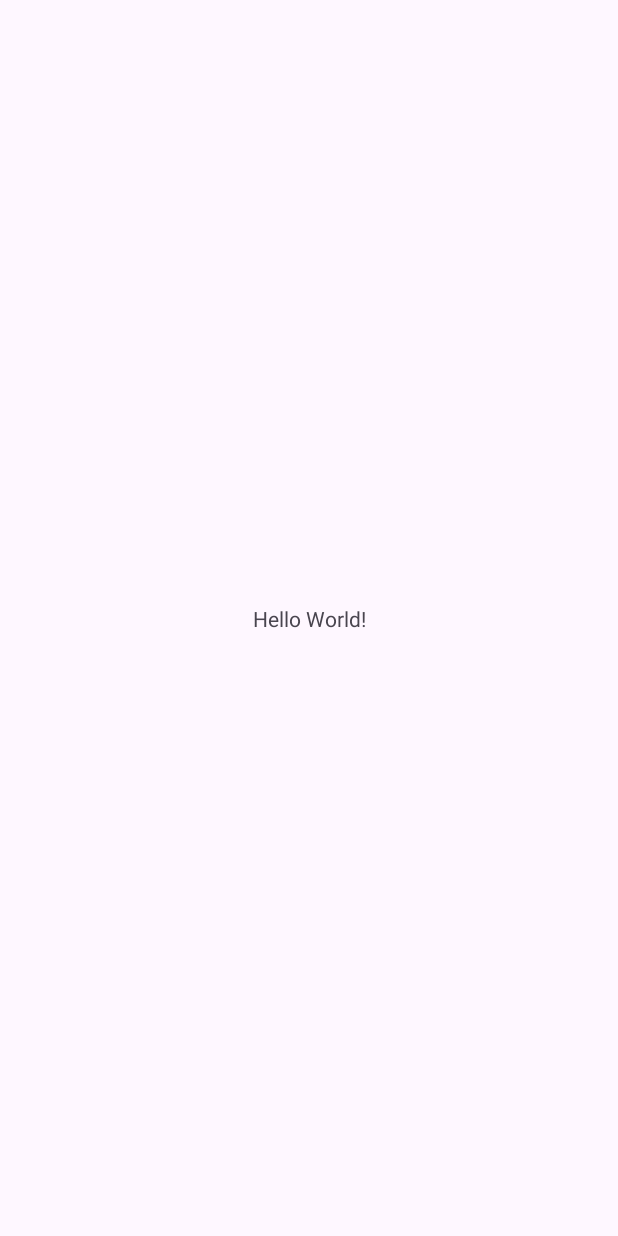
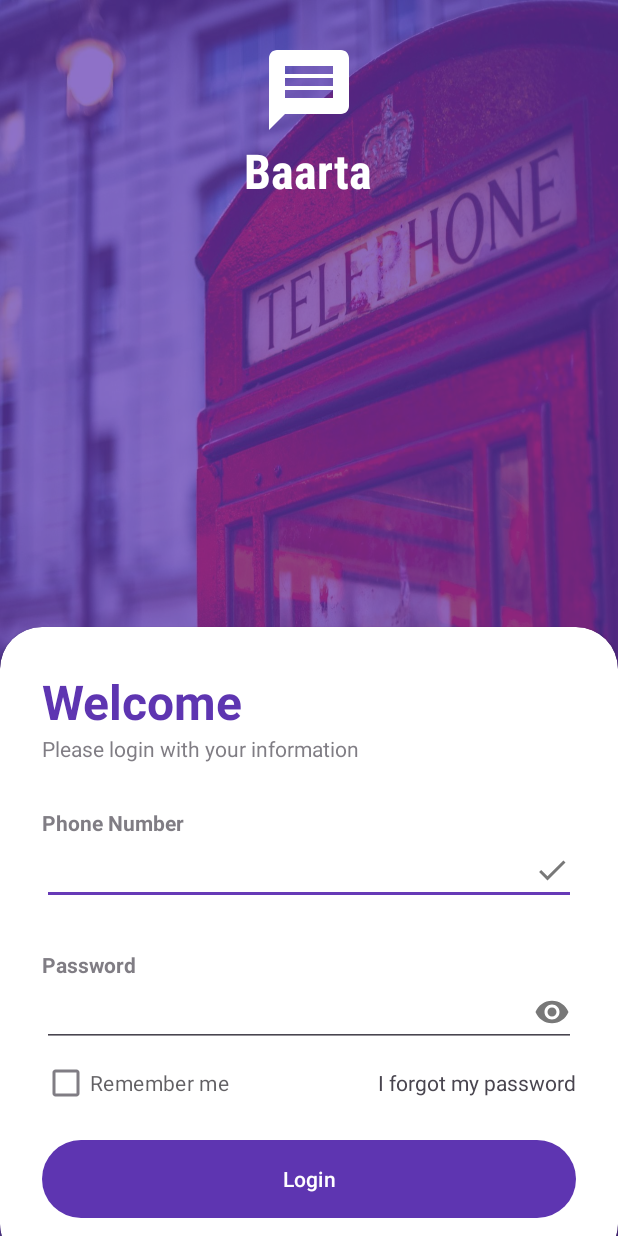
Before and after one commit to RakibHasan106/Barta_a_Messenger_App, an Android app: the screen it shows after launch (MainActivity before the commit, LoginPageActivity after it), on a phone screen of 412 x 824 dp. Before the commit the screen is almost empty. Run offline under Robolectric (Android 15) with nearby library versions, the phone set to English and light mode, and no system bars.

Commit message:
login page UI created

```diff
--- a/app/src/main/AndroidManifest.xml
+++ b/app/src/main/AndroidManifest.xml
@@ -13,7 +13,7 @@
         android:theme="@style/Theme.Barta_a_Messenger_App"
         tools:targetApi="31">
         <activity
-            android:name=".MainActivity"
+            android:name=".LoginPageActivity"
             android:exported="true">
             <intent-filter>
                 <action android:name="android.intent.action.MAIN" />
--- a/app/src/main/java/com/example/barta_a_messenger_app/MainActivity.java
+++ b/app/src/main/java/com/example/barta_a_messenger_app/LoginPageActivity.java
@@ -4,11 +4,11 @@ import androidx.appcompat.app.AppCompatActivity;
 
 import android.os.Bundle;
 
-public class MainActivity extends AppCompatActivity {
+public class LoginPageActivity extends AppCompatActivity {
 
     @Override
     protected void onCreate(Bundle savedInstanceState) {
         super.onCreate(savedInstanceState);
-        setContentView(R.layout.activity_main);
+        setContentView(R.layout.activity_login_page);
     }
 }
--- /dev/null
+++ b/app/src/main/res/drawable/done_icon.xml
@@ -0,0 +1,5 @@
+<vector android:height="24dp" android:tint="#787878"
+    android:viewportHeight="24" android:viewportWidth="24"
+    android:width="24dp" xmlns:android="http://schemas.android.com/apk/res/android">
+    <path android:fillColor="@android:color/white" android:pathData="M9,16.2L4.8,12l-1.4,1.4L9,19 21,7l-1.4,-1.4L9,16.2z"/>
+</vector>
--- /dev/null
+++ b/app/src/main/res/drawable/message_icon.xml
@@ -0,0 +1,5 @@
+<vector android:autoMirrored="true" android:height="64dp"
+    android:tint="#FFFFFF" android:viewportHeight="24"
+    android:viewportWidth="24" android:width="64dp" xmlns:android="http://schemas.android.com/apk/res/android">
+    <path android:fillColor="@android:color/white" android:pathData="M20,2L4,2c-1.1,0 -1.99,0.9 -1.99,2L2,22l4,-4h14c1.1,0 2,-0.9 2,-2L22,4c0,-1.1 -0.9,-2 -2,-2zM18,14L6,14v-2h12v2zM18,11L6,11L6,9h12v2zM18,8L6,8L6,6h12v2z"/>
+</vector>
--- /dev/null
+++ b/app/src/main/res/drawable/password_icon.xml
@@ -0,0 +1,5 @@
+<vector android:height="24dp" android:tint="#787878"
+    android:viewportHeight="24" android:viewportWidth="24"
+    android:width="24dp" xmlns:android="http://schemas.android.com/apk/res/android">
+    <path android:fillColor="@android:color/white" android:pathData="M12,4.5C7,4.5 2.73,7.61 1,12c1.73,4.39 6,7.5 11,7.5s9.27,-3.11 11,-7.5c-1.73,-4.39 -6,-7.5 -11,-7.5zM12,17c-2.76,0 -5,-2.24 -5,-5s2.24,-5 5,-5 5,2.24 5,5 -2.24,5 -5,5zM12,9c-1.66,0 -3,1.34 -3,3s1.34,3 3,3 3,-1.34 3,-3 -1.34,-3 -3,-3z"/>
+</vector>
--- /dev/null
+++ b/app/src/main/res/layout/activity_login_page.xml
@@ -0,0 +1,135 @@
+<?xml version="1.0" encoding="utf-8"?>
+<RelativeLayout xmlns:android="http://schemas.android.com/apk/res/android"
+    xmlns:app="http://schemas.android.com/apk/res-auto"
+    xmlns:tools="http://schemas.android.com/tools"
+    android:layout_width="match_parent"
+    android:layout_height="match_parent"
+    android:background="@drawable/background"
+    tools:context=".LoginPageActivity">
+
+    <RelativeLayout
+        android:layout_width="match_parent"
+        android:layout_height="match_parent"
+        android:background="@color/my_primary"
+        android:alpha=".7"/>
+    <LinearLayout
+        android:layout_width="match_parent"
+        android:layout_height="wrap_content"
+        android:orientation="vertical"
+        android:gravity="center"
+        android:padding="28dp">
+
+        <ImageView
+            android:layout_width="wrap_content"
+            android:layout_height="wrap_content"
+            android:src="@drawable/message_icon"/>
+
+            <TextView
+                android:layout_width="wrap_content"
+                android:layout_height="wrap_content"
+                android:text="Baarta"
+                android:textStyle="bold"
+                android:fontFamily="sans-serif-condensed-medium"
+                android:textSize="32sp"
+                android:textColor="@color/white"/>
+
+
+    </LinearLayout>
+
+    <androidx.cardview.widget.CardView
+        android:layout_width="match_parent"
+        android:layout_height="wrap_content"
+        android:layout_alignParentBottom="true"
+        app:cardCornerRadius="28dp"
+        android:layout_marginBottom="-20dp"
+        >
+
+        <LinearLayout
+            android:layout_width="match_parent"
+            android:layout_height="wrap_content"
+            android:orientation="vertical"
+            android:padding="28dp">
+
+            <TextView
+                android:layout_width="wrap_content"
+                android:layout_height="wrap_content"
+                android:text="Welcome"
+                android:textColor="@color/my_primary"
+                android:textSize="32sp"
+                android:textStyle="bold"/>
+
+            <TextView
+                android:layout_width="wrap_content"
+                android:layout_height="wrap_content"
+                android:text="Please login with your information"
+                android:alpha="0.7"/>
+
+            <View
+                android:layout_width="wrap_content"
+                android:layout_height="30dp"/>
+
+            <TextView
+                android:layout_width="wrap_content"
+                android:layout_height="wrap_content"
+                android:text="Phone Number"
+                android:alpha="0.7"
+                android:textStyle="bold"/>
+
+            <EditText
+                android:layout_width="match_parent"
+                android:layout_height="wrap_content"
+                android:inputType="phone"
+                android:drawableEnd="@drawable/done_icon"/>
+
+            <View
+                android:layout_width="wrap_content"
+                android:layout_height="30dp"/>
+
+            <TextView
+                android:layout_width="wrap_content"
+                android:layout_height="wrap_content"
+                android:text="Password"
+                android:alpha="0.7"
+                android:textStyle="bold"/>
+
+            <EditText
+                android:layout_width="match_parent"
+                android:layout_height="wrap_content"
+                android:inputType="textPassword"
+                android:drawableEnd="@drawable/password_icon"/>
+
+            <RelativeLayout
+                android:layout_width="match_parent"
+                android:layout_height="wrap_content">
+
+                <CheckBox
+                    android:layout_width="wrap_content"
+                    android:layout_height="wrap_content"
+                    android:text="Remember me"
+                    android:layout_centerVertical="true"
+                    android:alpha="0.7"/>
+                <TextView
+                    android:layout_width="wrap_content"
+                    android:layout_height="wrap_content"
+                    android:text="I forgot my password"
+                    android:layout_alignParentEnd="true"
+                    android:layout_centerVertical="true"/>
+
+            </RelativeLayout>
+
+            <View
+                android:layout_width="wrap_content"
+                android:layout_height="10dp"/>
+
+            <com.google.android.material.button.MaterialButton
+                android:layout_width="match_parent"
+                android:layout_height="60dp"
+                android:text="Login"
+                app:cornerRadius="32dp"/>
+
+        </LinearLayout>
+
+    </androidx.cardview.widget.CardView>
+
+
+</RelativeLayout>
--- a/app/src/main/res/layout/activity_main.xml
+++ /dev/null
@@ -1,18 +0,0 @@
-<?xml version="1.0" encoding="utf-8"?>
-<androidx.constraintlayout.widget.ConstraintLayout xmlns:android="http://schemas.android.com/apk/res/android"
-    xmlns:app="http://schemas.android.com/apk/res-auto"
-    xmlns:tools="http://schemas.android.com/tools"
-    android:layout_width="match_parent"
-    android:layout_height="match_parent"
-    tools:context=".MainActivity">
-
-    <TextView
-        android:layout_width="wrap_content"
-        android:layout_height="wrap_content"
-        android:text="Hello World!"
-        app:layout_constraintBottom_toBottomOf="parent"
-        app:layout_constraintEnd_toEndOf="parent"
-        app:layout_constraintStart_toStartOf="parent"
-        app:layout_constraintTop_toTopOf="parent" />
-
-</androidx.constraintlayout.widget.ConstraintLayout>
--- a/app/src/main/res/values/colors.xml
+++ b/app/src/main/res/values/colors.xml
@@ -2,4 +2,7 @@
 <resources>
     <color name="black">#FF000000</color>
     <color name="white">#FFFFFFFF</color>
+
+    <color name="my_primary">#5E35B1</color>
+    <color name="my_secondary">#673AB7</color>
 </resources>
--- a/app/src/main/res/values/themes.xml
+++ b/app/src/main/res/values/themes.xml
@@ -1,8 +1,20 @@
 <resources xmlns:tools="http://schemas.android.com/tools">
     <!-- Base application theme. -->
     <style name="Base.Theme.Barta_a_Messenger_App" parent="Theme.Material3.DayNight.NoActionBar">
+        <item name="colorPrimary">@color/my_primary</item>
+        <item name="colorPrimaryVariant">@color/my_primary</item>
+        <item name="colorOnPrimary">@color/white</item>
+
+        <!-- Secondary brand color. -->
+        <item name="colorSecondary">@color/my_secondary</item>
+        <item name="colorSecondaryVariant">@color/my_secondary</item>
+        <item name="colorOnSecondary">@color/black</item>
+
+        <item name="android:statusBarColor">@color/my_primary</item>
+
         <!-- Customize your light theme here. -->
         <!-- <item name="colorPrimary">@color/my_light_primary</item> -->
+
     </style>
 
     <style name="Theme.Barta_a_Messenger_App" parent="Base.Theme.Barta_a_Messenger_App" />
--- a/build.gradle
+++ b/build.gradle
@@ -1,4 +1,4 @@
 // Top-level build file where you can add configuration options common to all sub-projects/modules.
 plugins {
-id 'com.android.application' version '8.1.0' apply false
+id 'com.android.application' version '8.1.1' apply false
 }
```
Also changed, not shown: app/src/main/res/drawable/background.jpg (added).
